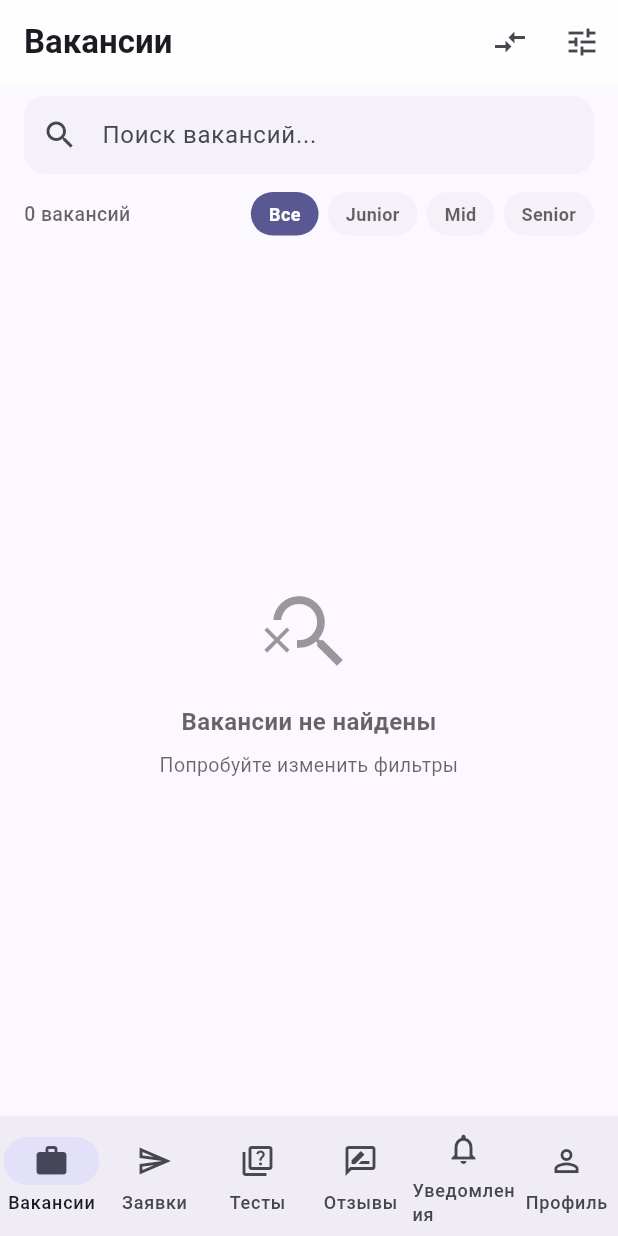
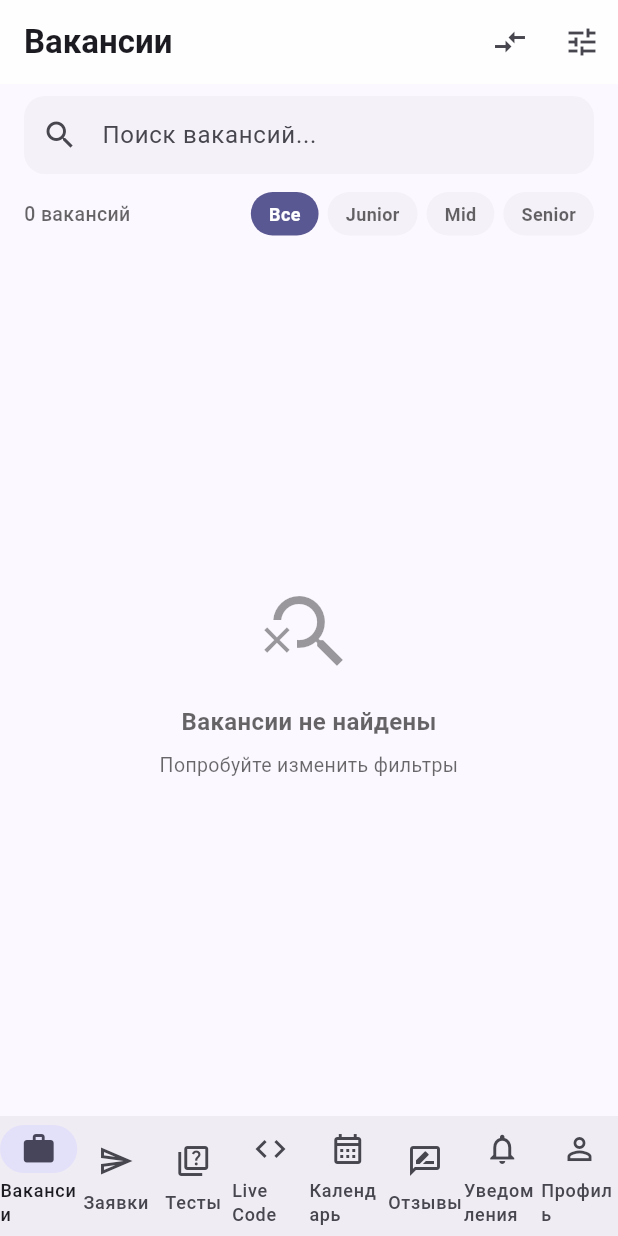
Before and after one commit to AzamatUsenov/diploma_project, a Flutter app: the AppShell screen opened directly, on a phone screen of 412 x 824 dp. Run offline on Flutter 3.47's test engine with Material 3 defaults, Android fonts, the phone set to English and light mode, and no system bars; our stand-ins replace file_picker, shared_preferences; accounts and stored records are empty; network calls fail; Roboto replaces fonts that are missing (Segoe UI).

Commit message:
feat(flutter): add calendar nav, fix currency to UZS, update deps
Co-Authored-By: Claude Opus 4.6 <noreply@anthropic.com>

```diff
--- a/frontend_app/lib/main.dart
+++ b/frontend_app/lib/main.dart
@@ -13,6 +13,8 @@ import 'screens/tests_screen.dart';
 import 'screens/notifications_screen.dart';
 import 'screens/onboarding_screen.dart';
 import 'screens/reviews_screen.dart';
+import 'screens/live_coding_screen.dart';
+import 'screens/calendar_screen.dart';
 
 void main() async {
   WidgetsFlutterBinding.ensureInitialized();
@@ -224,6 +226,8 @@ class _AppShellState extends State<AppShell> {
       const JobsScreen(),
       const ApplicationsScreen(),
       const TestsScreen(),
+      const LiveCodingScreen(),
+      const CalendarScreen(),
       const ReviewsScreen(),
       NotificationsScreen(onViewed: _fetchUnreadCount),
       ProfileScreen(onLogout: _logout),
@@ -235,12 +239,14 @@ class _AppShellState extends State<AppShell> {
         selectedIndex: _currentIndex,
         onDestinationSelected: (i) {
           setState(() => _currentIndex = i);
-          if (i == 4) _fetchUnreadCount();
+          if (i == 6) _fetchUnreadCount();
         },
         destinations: [
           const NavigationDestination(icon: Icon(Icons.work_outline), selectedIcon: Icon(Icons.work), label: 'Вакансии'),
           const NavigationDestination(icon: Icon(Icons.send_outlined), selectedIcon: Icon(Icons.send), label: 'Заявки'),
           const NavigationDestination(icon: Icon(Icons.quiz_outlined), selectedIcon: Icon(Icons.quiz), label: 'Тесты'),
+          const NavigationDestination(icon: Icon(Icons.code), selectedIcon: Icon(Icons.code), label: 'Live Code'),
+          const NavigationDestination(icon: Icon(Icons.calendar_month_outlined), selectedIcon: Icon(Icons.calendar_month), label: 'Календарь'),
           const NavigationDestination(icon: Icon(Icons.rate_review_outlined), selectedIcon: Icon(Icons.rate_review), label: 'Отзывы'),
           NavigationDestination(
             icon: Badge(
--- a/frontend_app/lib/widgets/common.dart
+++ b/frontend_app/lib/widgets/common.dart
@@ -65,11 +65,11 @@ class SalaryText extends StatelessWidget {
   Widget build(BuildContext context) {
     String text;
     if (min != null && max != null) {
-      text = '${_fmt(min!)} - ${_fmt(max!)} ₸';
+      text = '${_fmt(min!)} - ${_fmt(max!)} сўм';
     } else if (max != null) {
-      text = 'до ${_fmt(max!)} ₸';
+      text = 'до ${_fmt(max!)} сўм';
     } else if (min != null) {
-      text = 'от ${_fmt(min!)} ₸';
+      text = 'от ${_fmt(min!)} сўм';
     } else {
       text = 'Не указана';
     }
--- a/frontend_app/pubspec.yaml
+++ b/frontend_app/pubspec.yaml
@@ -38,6 +38,7 @@ dependencies:
   intl: 0.20.2
   file_picker: ^8.1.2
   url_launcher: ^6.3.0
+  web_socket_channel: ^3.0.1
 
 dev_dependencies:
   flutter_test:
```
Also changed, not shown: frontend_app/pubspec.lock.
